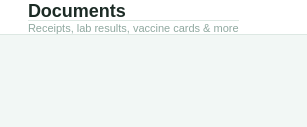
First picture: the form in src/ui/page_documents.ui, repository shasheenahdeeneillelumasag/CCC151---Group-Project, before the edit.
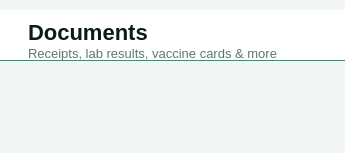
Second picture: the form after the edit.

What changed in the file:
```diff
--- a/src/ui/page_documents.ui
+++ b/src/ui/page_documents.ui
@@ -8,17 +8,17 @@
   <layout class="QVBoxLayout" name="docLayout">
    <property name="spacing"><number>0</number></property>
    <property name="leftMargin"><number>0</number></property>
-   <property name="topMargin"><number>0</number></property>
+   <property name="topMargin"><number>10</number></property>
    <property name="rightMargin"><number>0</number></property>
    <property name="bottomMargin"><number>0</number></property>
    <item>
     <widget class="QFrame" name="topbar">
-     <property name="styleSheet"><string>QFrame { background: #FFFFFF; border-bottom: 1px solid #DDE8E3; }</string></property>
-     <property name="minimumHeight"><number>62</number></property>
-     <property name="maximumHeight"><number>62</number></property>
+      <property name="styleSheet"><string>QFrame#topbar { background: #FFFFFF; border-bottom: 1px solid #1A9E78; }</string></property>
+      <property name="minimumHeight"><number>72</number></property>
+      <property name="maximumHeight"><number>72</number></property>
      <layout class="QHBoxLayout">
       <property name="leftMargin"><number>28</number></property>
-      <property name="topMargin"><number>0</number></property>
+      <property name="topMargin"><number>10</number></property>
       <property name="rightMargin"><number>28</number></property>
       <property name="bottomMargin"><number>0</number></property>
       <item>
@@ -27,13 +27,13 @@
         <item>
          <widget class="QLabel">
           <property name="text"><string>Documents</string></property>
-          <property name="styleSheet"><string>QLabel { font-size: 18px; font-weight: bold; color: #1C2B25; }</string></property>
+           <property name="styleSheet"><string>QLabel { font-size: 22px; font-weight: bold; color: #0D1B16; }</string></property>
          </widget>
         </item>
         <item>
          <widget class="QLabel">
           <property name="text"><string>Receipts, lab results, vaccine cards &amp; more</string></property>
-          <property name="styleSheet"><string>QLabel { font-size: 11px; color: #8FA89F; }</string></property>
+           <property name="styleSheet"><string>QLabel { font-size: 13px; color: #5A7A6A; }</string></property>
          </widget>
         </item>
        </layout>
```
Lines whose indentation alone changed are shown as unchanged.
